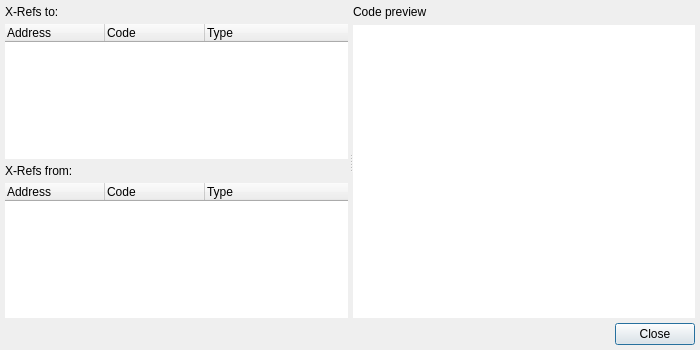
Qt form src/dialogs/XrefsDialog.ui (rizinorg/cutter) before a commit.
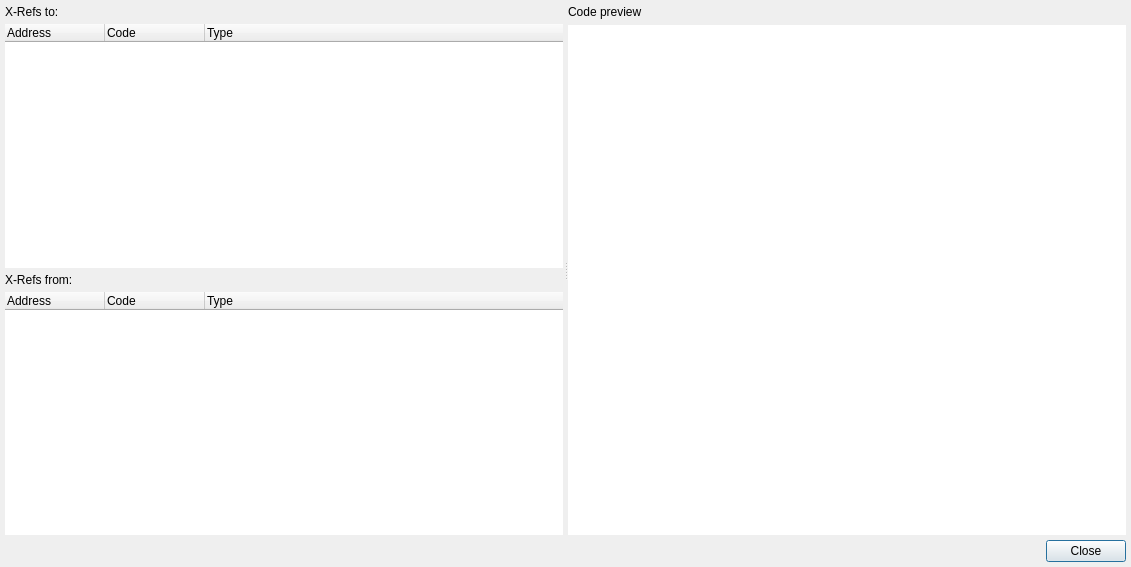
The same form after that commit.

Commit message: Improve XREF window size and locations

Patch:
```diff
--- a/src/dialogs/XrefsDialog.ui
+++ b/src/dialogs/XrefsDialog.ui
@@ -6,8 +6,8 @@
    <rect>
     <x>0</x>
     <y>0</y>
-    <width>700</width>
-    <height>350</height>
+    <width>1131</width>
+    <height>567</height>
    </rect>
   </property>
   <property name="windowTitle">
```
The commit also changes 1 other file.
